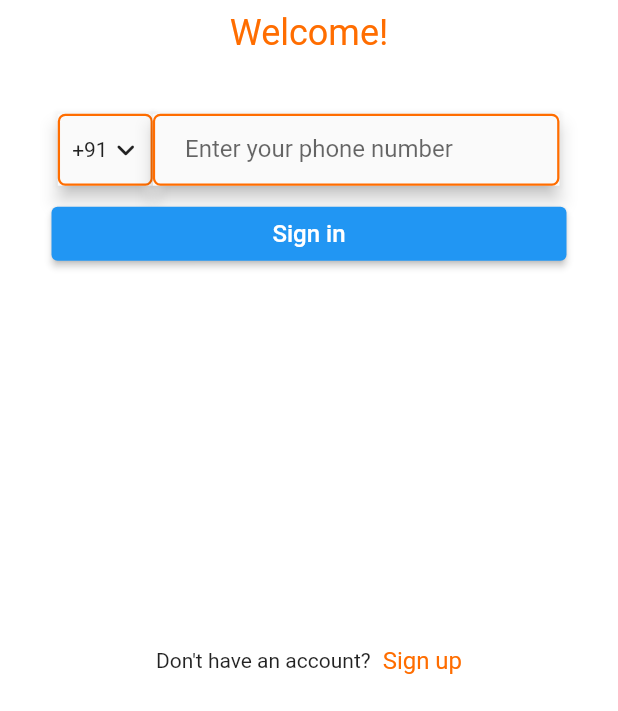
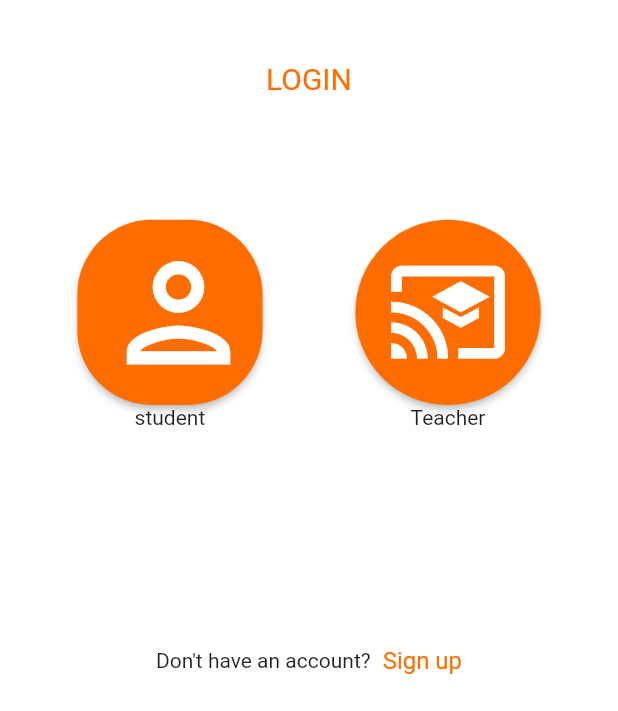
Before and after one commit to GitFromGeeks/Shiksha_App_UI, a Flutter app: the screen it shows after launch, on a phone screen of 412 x 824 dp, the part 525-1236 px from its top. Run offline on Flutter 3.47's test engine with Material 2 defaults, Android fonts, the phone set to English and light mode, and no system bars; our stand-ins replace google_fonts; Roboto replaces fonts that are missing (Alice).

Commit message:
login pages

```diff
--- a/Blended_Siksha_Learning-master/lib/login/welcome_page.dart
+++ b/Blended_Siksha_Learning-master/lib/login/welcome_page.dart
@@ -1,5 +1,4 @@
 import 'package:flutter/material.dart';
-import 'package:flutter/painting.dart';
 import 'package:Blended_Siksha_learning/constants.dart';
 import 'package:Blended_Siksha_learning/shared/routes.dart';
 import 'package:google_fonts/google_fonts.dart';
@@ -41,96 +40,70 @@
                     )
                   ],
                 ),
+                SizedBox(height: MediaQuery.of(context).size.height * 0.05),
+                Text(
+                  "LOGIN",
+                  style: TextStyle(color: Constant.primaryColor, fontSize: 20),
+                ),
                 SizedBox(
-                  height: 8,
+                  height: MediaQuery.of(context).size.height * 0.1,
                 ),
                 Row(
                   mainAxisAlignment: MainAxisAlignment.center,
                   children: [
-                    Text(
-                      "Welcome!",
-                      style: TextStyle(
-                        fontSize: 24,
-                        color: Constant.primaryColor,
+                    Column(
+                      children: [
+                        SizedBox(
+                          width: MediaQuery.of(context).size.width * 0.3,
+                          height: MediaQuery.of(context).size.height * 0.15,
+                          child: ElevatedButton(
+                              style: ButtonStyle(
+                                  backgroundColor: MaterialStateProperty.all(
+                                      Constant.primaryColor),
+                                  shape: MaterialStateProperty.all(
+                                      RoundedRectangleBorder(
+                                          borderRadius:
+                                              BorderRadius.circular(50.0)))),
+                              onPressed: () {
+                                Navigator.pushNamed(
+                                    context, Routes.STUDENT_LOGIN);
+                              },
+                              child: Icon(
+                                Icons.person_outlined,
+                                size: MediaQuery.of(context).size.width * 0.25,
+                              )),
                         ),
-                    )
+                        Text("student")
                       ],
                     ),
                     SizedBox(
-                  height: 40,
+                      width: MediaQuery.of(context).size.width * 0.15,
                     ),
-                SizedBox(
-                  width: MediaQuery.of(context).size.width / 1.23,
-                  child: Row(
+                    Column(
                       children: [
                         SizedBox(
-                        width: MediaQuery.of(context).size.width / 6.5,
-                        child: Material(
-                          elevation: 5,
-                          child: Container(
-                              height: 48,
-                              decoration: BoxDecoration(
-                                  borderRadius: BorderRadius.circular(5),
-                                  shape: BoxShape.rectangle,
-                                  border: Border.all(
-                                    color: Constant.primaryColor,
-                                    width: 1.5,
-                                  )),
-                              child: Row(
-                                mainAxisAlignment: MainAxisAlignment.center,
-                                children: [
-                                  DropdownMenuItem(
-                                    child: Text(' +91'),
-                                  ),
-                                  Icon(Icons.keyboard_arrow_down_rounded),
-                                ],
+                          width: MediaQuery.of(context).size.width * 0.3,
+                          height: MediaQuery.of(context).size.height * 0.15,
+                          child: ElevatedButton(
+                              style: ButtonStyle(
+                                  backgroundColor: MaterialStateProperty.all(
+                                      Constant.primaryColor),
+                                  shape: MaterialStateProperty.all(
+                                      RoundedRectangleBorder(
+                                          borderRadius:
+                                              BorderRadius.circular(100.0)))),
+                              onPressed: () {
+                                Navigator.pushNamed(
+                                    context, Routes.TEACHER_LOGIN);
+                              },
+                              child: Icon(
+                                Icons.cast_for_education,
+                                size: MediaQuery.of(context).size.width * 0.2,
                               )),
                         ),
-                      ),
-                      SizedBox(
-                        width: MediaQuery.of(context).size.width / 1.52,
-                        child: Material(
-                          elevation: 5,
-                          child: Container(
-                              height: 48,
-                              decoration: BoxDecoration(
-                                  borderRadius: BorderRadius.circular(5),
-                                  shape: BoxShape.rectangle,
-                                  border: Border.all(
-                                    color: Constant.primaryColor,
-                                    width: 1.5,
-                                  )),
-                              child: TextFormField(
-                                controller: mobileController,
-                                keyboardType: TextInputType.number,
-                                decoration: InputDecoration(
-                                    contentPadding:
-                                        EdgeInsets.only(left: 16, bottom: 4),
-                                    border: InputBorder.none,
-                                    hintText: ' Enter your phone number'),
-                              )),
-                        ),
-                      ),
+                        Text("Teacher")
                       ],
                     ),
-                ),
-                SizedBox(
-                  height: 8,
-                ),
-                Row(
-                  mainAxisAlignment: MainAxisAlignment.center,
-                  children: [
-                    SizedBox(
-                      width: MediaQuery.of(context).size.width / 1.2,
-                      child: ElevatedButton(
-                          onPressed: () {
-                            Navigator.pushNamed(context, Routes.NEETUG_PAGE);
-                          },
-                          child: Text(
-                            'Sign in',
-                            style: TextStyle(fontSize: 16, color: Colors.white),
-                          )),
-                    )
                   ],
                 ),
                 Expanded(
--- a/Blended_Siksha_Learning-master/lib/shared/routes.dart
+++ b/Blended_Siksha_Learning-master/lib/shared/routes.dart
@@ -20,6 +20,8 @@
 import 'package:Blended_Siksha_learning/courses/online_courses/widget/question_banks.dart';
 import 'package:Blended_Siksha_learning/courses/video/upcomming_live_classes.dart';
 import 'package:Blended_Siksha_learning/courses/video/ongoing_live_classes.dart';
+import 'package:Blended_Siksha_learning/login/student_login.dart';
+import 'package:Blended_Siksha_learning/login/teacher_login.dart';
 
 class Routes {
   static const String FRONT_PAGE = '/frontpage';
@@ -44,6 +46,8 @@
   static const String QUES_BANKS = '/questionBanks';
   static const String UPCOMMING_LIVE_CLASSES = '/upcomming_videos';
   static const String ONGOING_LIVE_CLASSES = '/ongoing_videos';
+  static const String STUDENT_LOGIN = '/student_login';
+  static const String TEACHER_LOGIN = '/teacher_login';
 }
 
 final routes = {
@@ -69,4 +73,6 @@
   Routes.QUES_BANKS: (context) => question_banks(),
   Routes.UPCOMMING_LIVE_CLASSES: (context) => upcomming_live_classes(),
   Routes.ONGOING_LIVE_CLASSES: (context) => ongoing_live_classes(),
+  Routes.TEACHER_LOGIN: (context) => teacher_login(),
+  Routes.STUDENT_LOGIN: (context) => student_login(),
 };
```
Also changed, not shown: Blended_Siksha_Learning-master/lib/login/student_login.dart (added, +166 -0 lines), Blended_Siksha_Learning-master/lib/login/teacher_login.dart (added, +156 -0 lines). Lines whose indentation alone changed are shown as unchanged.
